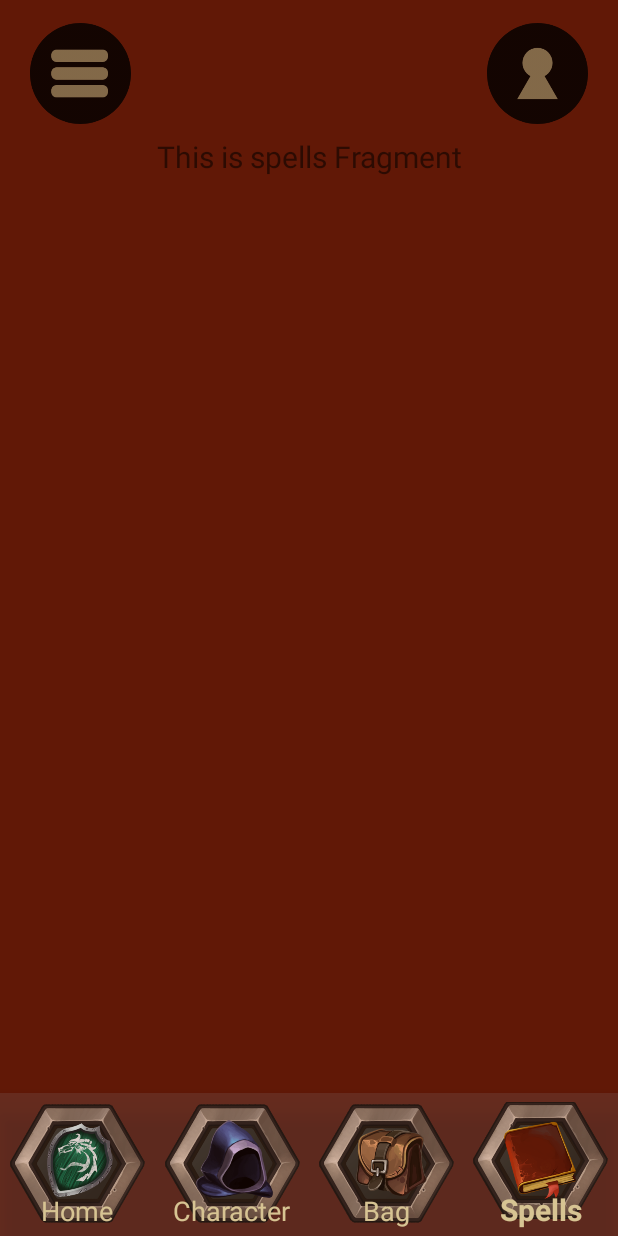
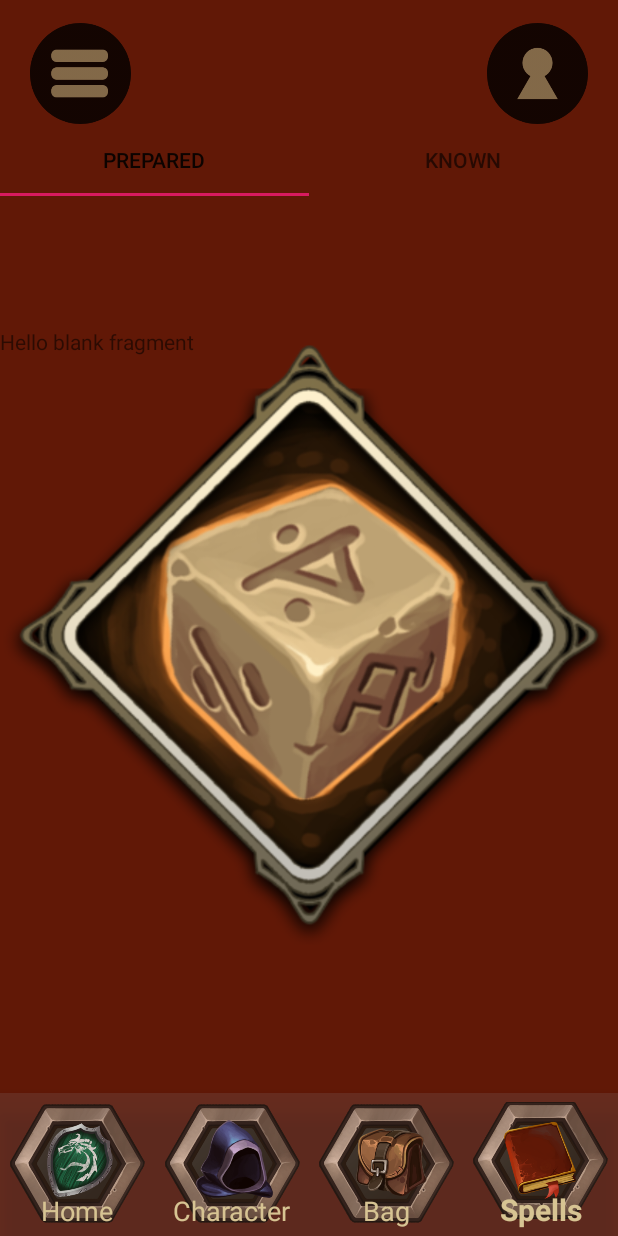
Before and after one commit to IrisSaskia/DnDApp, an Android app: the CharacterFragment screen opened through its navigation route, item 4 of the bottom bar chosen, on a phone screen of 412 x 824 dp. Run offline under Robolectric (Android 15) with nearby library versions, the phone set to English and light mode, and no system bars; our stand-ins replace navigation-ui.

Commit message:
Also added a ViewPager for the spellbook
And added names to the tabLayout :)

```diff
--- a/App/app/src/main/java/com/example/dndapp/ui/character/CharacterFragment.kt
+++ b/App/app/src/main/java/com/example/dndapp/ui/character/CharacterFragment.kt
@@ -4,19 +4,16 @@ import android.os.Bundle
 import android.view.LayoutInflater
 import android.view.View
 import android.view.ViewGroup
-import androidx.annotation.ContentView
 import androidx.fragment.app.Fragment
 import androidx.lifecycle.ViewModelProvider
-import androidx.viewpager.widget.ViewPager
 import androidx.viewpager2.widget.ViewPager2
 import com.example.dndapp.R
 import com.google.android.material.tabs.TabLayout
 import com.google.android.material.tabs.TabLayoutMediator
-import kotlinx.android.synthetic.main.fragment_character.*
 
 class CharacterFragment : Fragment() {
     private lateinit var characterViewModel: CharacterViewModel
-    private lateinit var fragmentAdapter: CharacterPagerAdapter
+    private lateinit var characterFragmentAdapter: CharacterPagerAdapter
     private lateinit var characterViewPager: ViewPager2
 
     override fun onCreateView(inflater: LayoutInflater, container: ViewGroup?, savedInstanceState: Bundle?): View? {
@@ -27,12 +24,16 @@ class CharacterFragment : Fragment() {
 
     override fun onViewCreated(view: View, savedInstanceState: Bundle?) {
 //        super.onViewCreated(view, savedInstanceState)
-        fragmentAdapter = CharacterPagerAdapter(this)
+        characterFragmentAdapter = CharacterPagerAdapter(this)
         characterViewPager = view.findViewById(R.id.vpCharacter)
-        characterViewPager.adapter = fragmentAdapter
+        characterViewPager.adapter = characterFragmentAdapter
         val tabLayout = view.findViewById<TabLayout>(R.id.tlCharacter)
         TabLayoutMediator(tabLayout, characterViewPager) { tab, position ->
-            tab.text = "OBJECT ${(position + 1)}"
+            if(position == 1) {
+                tab.text = "Features and Traits"
+            } else {
+                tab.text = "Description"
+            }
         }.attach()
     }
 }
--- a/App/app/src/main/java/com/example/dndapp/ui/character/CharacterPagerAdapter.kt
+++ b/App/app/src/main/java/com/example/dndapp/ui/character/CharacterPagerAdapter.kt
@@ -1,14 +1,9 @@
-@file:Suppress("DEPRECATION")
-
 package com.example.dndapp.ui.character
 
-import android.os.Bundle
 import androidx.fragment.app.Fragment
 import androidx.viewpager2.adapter.FragmentStateAdapter
 import com.example.dndapp.ui.character.description.CharacterDescriptionFragment
 import com.example.dndapp.ui.character.features_traits.CharacterFeaturesTraitsFragment
-
-private const val ARG_OBJECT = "object"
 
 class CharacterPagerAdapter(fragment: Fragment) : FragmentStateAdapter(fragment) {
     override fun getItemCount(): Int = 2
@@ -19,11 +14,5 @@ class CharacterPagerAdapter(fragment: Fragment) : FragmentStateAdapter(fragment)
             1 -> return CharacterFeaturesTraitsFragment()
         }
         return CharacterDescriptionFragment()
-        /*val fragment = CharacterDescriptionFragment()
-        fragment.arguments = Bundle().apply {
-            // Our object is just an integer :-P
-            putInt(ARG_OBJECT, position + 1)
-        }
-        return fragment*/
     }
 }
--- a/App/app/src/main/java/com/example/dndapp/ui/spells/SpellsFragment.kt
+++ b/App/app/src/main/java/com/example/dndapp/ui/spells/SpellsFragment.kt
@@ -4,28 +4,36 @@ import android.os.Bundle
 import android.view.LayoutInflater
 import android.view.View
 import android.view.ViewGroup
-import android.widget.TextView
 import androidx.fragment.app.Fragment
-import androidx.lifecycle.Observer
 import androidx.lifecycle.ViewModelProvider
+import androidx.viewpager2.widget.ViewPager2
 import com.example.dndapp.R
+import com.google.android.material.tabs.TabLayout
+import com.google.android.material.tabs.TabLayoutMediator
 
 class SpellsFragment : Fragment() {
+    private lateinit var spellsViewModel: SpellsViewModel
+    private lateinit var spellsFragmentAdapter: SpellsPagerAdapter
+    private lateinit var spellsViewPager: ViewPager2
 
-    private lateinit var spellsViewModel: SpellsViewModel
-
-    override fun onCreateView(
-        inflater: LayoutInflater,
-        container: ViewGroup?,
-        savedInstanceState: Bundle?
-    ): View? {
-        spellsViewModel =
-            ViewModelProvider(this).get(SpellsViewModel::class.java)
+    override fun onCreateView(inflater: LayoutInflater, container: ViewGroup?, savedInstanceState: Bundle?): View? {
+        spellsViewModel = ViewModelProvider(this).get(SpellsViewModel::class.java)
         val root = inflater.inflate(R.layout.fragment_spells, container, false)
-        val textView: TextView = root.findViewById(R.id.text_spells)
-        spellsViewModel.text.observe(viewLifecycleOwner, Observer {
-            textView.text = it
-        })
         return root
     }
+
+    override fun onViewCreated(view: View, savedInstanceState: Bundle?) {
+//        super.onViewCreated(view, savedInstanceState)
+        spellsFragmentAdapter = SpellsPagerAdapter(this)
+        spellsViewPager = view.findViewById(R.id.vpSpells)
+        spellsViewPager.adapter = spellsFragmentAdapter
+        val tabLayout = view.findViewById<TabLayout>(R.id.tlSpells)
+        TabLayoutMediator(tabLayout, spellsViewPager) { tab, position ->
+            if(position == 1) {
+                tab.text = "Known"
+            } else {
+                tab.text = "Prepared"
+            }
+        }.attach()
+    }
 }
--- /dev/null
+++ b/App/app/src/main/java/com/example/dndapp/ui/spells/SpellsPagerAdapter.kt
@@ -0,0 +1,18 @@
+package com.example.dndapp.ui.spells
+
+import androidx.fragment.app.Fragment
+import androidx.viewpager2.adapter.FragmentStateAdapter
+import com.example.dndapp.ui.spells.known.SpellsKnownFragment
+import com.example.dndapp.ui.spells.prepared.SpellsPreparedFragment
+
+class SpellsPagerAdapter(fragment: Fragment) : FragmentStateAdapter(fragment) {
+    override fun getItemCount(): Int = 2
+
+    override fun createFragment(position: Int): Fragment {
+        when (position) {
+            0 -> return SpellsPreparedFragment()
+            1 -> return SpellsKnownFragment()
+        }
+        return SpellsPreparedFragment()
+    }
+}
--- /dev/null
+++ b/App/app/src/main/java/com/example/dndapp/ui/spells/known/SpellsKnownFragment.kt
@@ -0,0 +1,25 @@
+package com.example.dndapp.ui.spells.known
+
+import android.os.Bundle
+import androidx.fragment.app.Fragment
+import android.view.LayoutInflater
+import android.view.View
+import android.view.ViewGroup
+
+import com.example.dndapp.R
+
+/**
+ * A simple [Fragment] subclass.
+ */
+class SpellsKnownFragment : Fragment() {
+
+    override fun onCreateView(
+        inflater: LayoutInflater, container: ViewGroup?,
+        savedInstanceState: Bundle?
+    ): View? {
+        // Inflate the layout for this fragment
+        return inflater.inflate(R.layout.fragment_spells_known, container, false)
+    }
+
+
+}
--- /dev/null
+++ b/App/app/src/main/java/com/example/dndapp/ui/spells/prepared/SpellsPreparedFragment.kt
@@ -0,0 +1,25 @@
+package com.example.dndapp.ui.spells.prepared
+
+import android.os.Bundle
+import androidx.fragment.app.Fragment
+import android.view.LayoutInflater
+import android.view.View
+import android.view.ViewGroup
+
+import com.example.dndapp.R
+
+/**
+ * A simple [Fragment] subclass.
+ */
+class SpellsPreparedFragment : Fragment() {
+
+    override fun onCreateView(
+        inflater: LayoutInflater, container: ViewGroup?,
+        savedInstanceState: Bundle?
+    ): View? {
+        // Inflate the layout for this fragment
+        return inflater.inflate(R.layout.fragment_spells_prepared, container, false)
+    }
+
+
+}
--- a/App/app/src/main/res/layout/fragment_spells.xml
+++ b/App/app/src/main/res/layout/fragment_spells.xml
@@ -4,17 +4,21 @@
     android:layout_width="match_parent"
     android:layout_height="match_parent">
 
-    <TextView
-        android:id="@+id/text_spells"
+    <com.google.android.material.tabs.TabLayout
+        android:id="@+id/tlSpells"
         android:layout_width="match_parent"
         android:layout_height="wrap_content"
-        android:layout_marginStart="8dp"
-        android:layout_marginTop="8dp"
-        android:layout_marginEnd="8dp"
-        android:textAlignment="center"
-        android:textSize="20sp"
         app:layout_constraintEnd_toEndOf="parent"
         app:layout_constraintStart_toStartOf="parent"
-        app:layout_constraintTop_toTopOf="parent" />
+        app:layout_constraintTop_toTopOf="parent"
+        app:tabMode="fixed" />
 
+    <androidx.viewpager2.widget.ViewPager2
+        android:id="@+id/vpSpells"
+        android:layout_width="match_parent"
+        android:layout_height="wrap_content"
+        app:layout_constraintBottom_toBottomOf="parent"
+        app:layout_constraintEnd_toEndOf="parent"
+        app:layout_constraintStart_toStartOf="parent"
+        app:layout_constraintTop_toBottomOf="@+id/tlSpells" />
 </androidx.constraintlayout.widget.ConstraintLayout>
--- /dev/null
+++ b/App/app/src/main/res/layout/fragment_spells_known.xml
@@ -0,0 +1,21 @@
+<?xml version="1.0" encoding="utf-8"?>
+<FrameLayout xmlns:android="http://schemas.android.com/apk/res/android"
+    xmlns:app="http://schemas.android.com/apk/res-auto"
+    xmlns:tools="http://schemas.android.com/tools"
+    android:layout_width="match_parent"
+    android:layout_height="match_parent"
+    tools:context=".ui.character.description.CharacterDescriptionFragment">
+
+    <!-- TODO: Update blank fragment layout -->
+    <TextView
+        android:layout_width="match_parent"
+        android:layout_height="match_parent"
+        android:text="@string/hello_blank_fragment" />
+
+    <ImageView
+        android:id="@+id/imageView"
+        android:layout_width="wrap_content"
+        android:layout_height="wrap_content"
+        android:src="@drawable/dice_icon" />
+
+</FrameLayout>
--- /dev/null
+++ b/App/app/src/main/res/layout/fragment_spells_prepared.xml
@@ -0,0 +1,21 @@
+<?xml version="1.0" encoding="utf-8"?>
+<FrameLayout xmlns:android="http://schemas.android.com/apk/res/android"
+    xmlns:app="http://schemas.android.com/apk/res-auto"
+    xmlns:tools="http://schemas.android.com/tools"
+    android:layout_width="match_parent"
+    android:layout_height="match_parent"
+    tools:context=".ui.character.description.CharacterDescriptionFragment">
+
+    <!-- TODO: Update blank fragment layout -->
+    <TextView
+        android:layout_width="match_parent"
+        android:layout_height="match_parent"
+        android:text="@string/hello_blank_fragment" />
+
+    <ImageView
+        android:id="@+id/imageView"
+        android:layout_width="wrap_content"
+        android:layout_height="wrap_content"
+        android:src="@drawable/dice_icon" />
+
+</FrameLayout>
```
